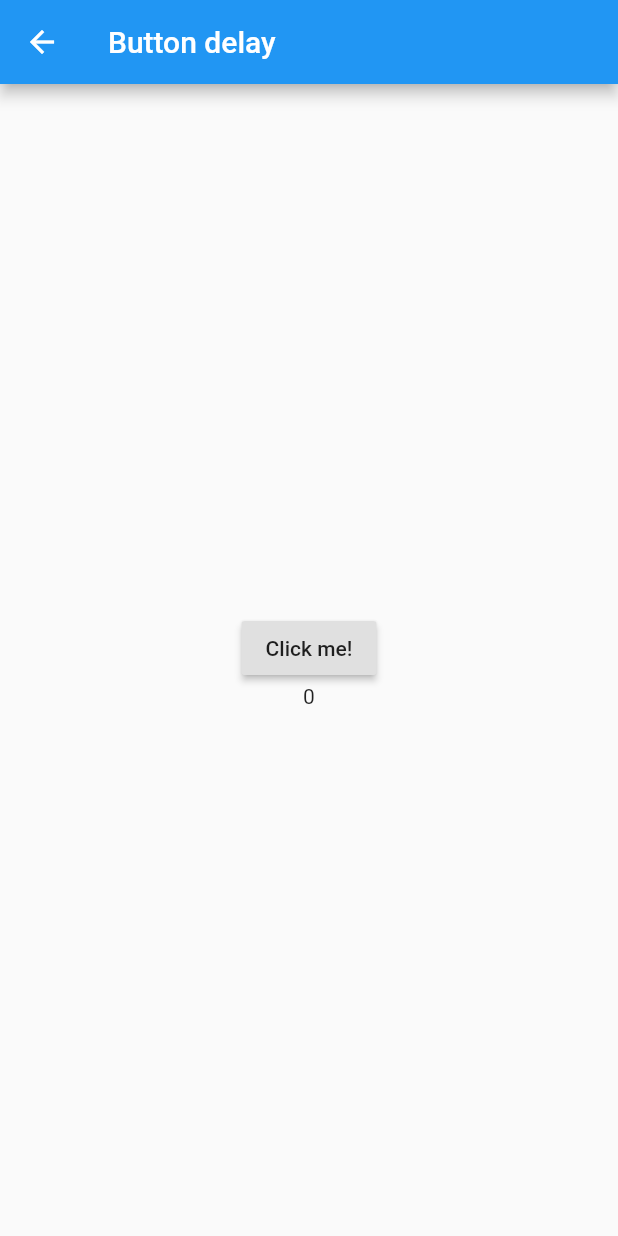
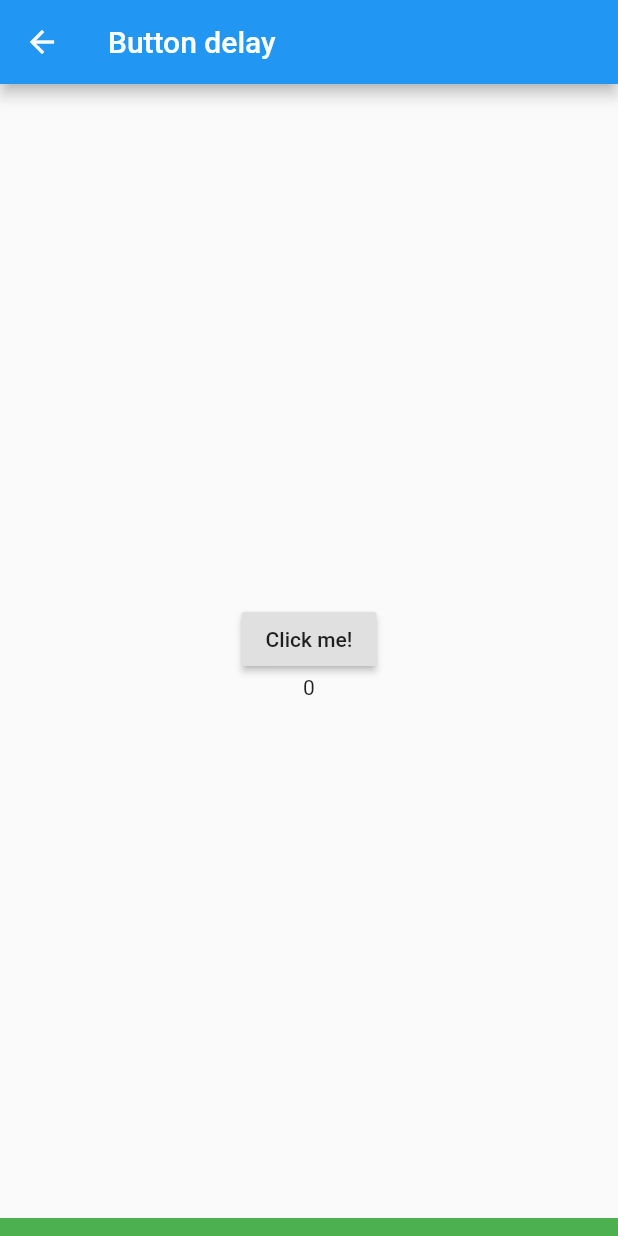
Before and after one commit to jarkkos-crossplatform-comparison-thesis/flutter, a Flutter app: the screen it shows after launch, after a tap on "Button delay", on a phone screen of 412 x 824 dp. Run offline on Flutter 3.47's test engine with Material 2 defaults, Android fonts, the phone set to English and light mode, and no system bars; missing offline and left inert: vibrate.

Commit message:
Add colored bars to bottom of select test and button latency screens, bump versions

```diff
--- a/lib/buttonlatency/ButtonLatencyScreen.dart
+++ b/lib/buttonlatency/ButtonLatencyScreen.dart
@@ -38,6 +38,11 @@ class _ButtonLatencyScreenState extends State<ButtonLatencyScreen> {
           ],
         ),
       ),
+        bottomNavigationBar: SizedBox(
+        width: double.infinity,
+        height: 12.0,
+        child: DecoratedBox(decoration: BoxDecoration(color: Colors.green)),
+    ),
     );
   }
 }
--- a/lib/selecttest/SelectTestScreen.dart
+++ b/lib/selecttest/SelectTestScreen.dart
@@ -25,6 +25,11 @@ class SelectTestScreen extends StatelessWidget {
               ],
             )),
       ),
+      bottomNavigationBar: SizedBox(
+        width: double.infinity,
+        height: 12.0,
+        child: DecoratedBox(decoration: BoxDecoration(color: Colors.red)),
+      ),
     );
   }
 
@@ -40,7 +45,7 @@ class SelectTestScreen extends StatelessWidget {
         Column(
           children: <Widget>[
             Text("Flutter"),
-            Text("Version 3"),
+            Text("Version 4"),
             Text("Select Test"),
           ],
         ),
```
Also changed, not shown: 2 other files.
